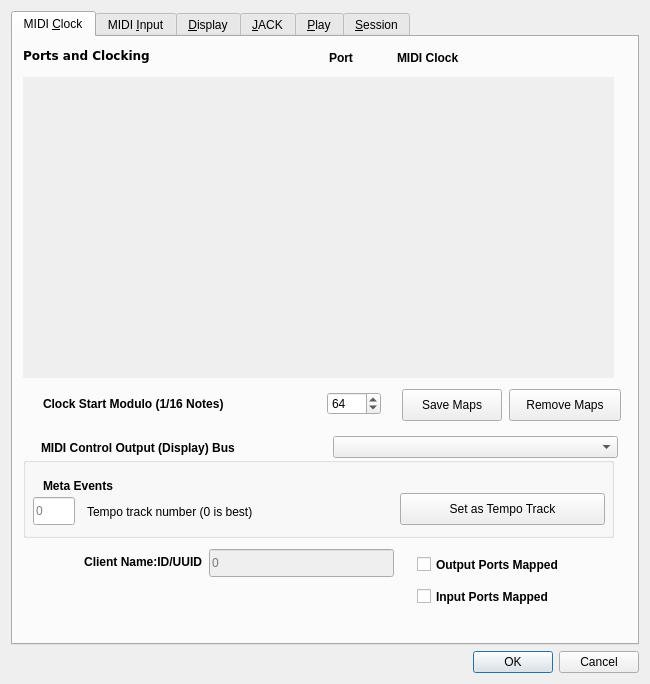
ahlstromcj/seq66, file seq_qt5/forms/qseditoptions.ui: the form before one commit.
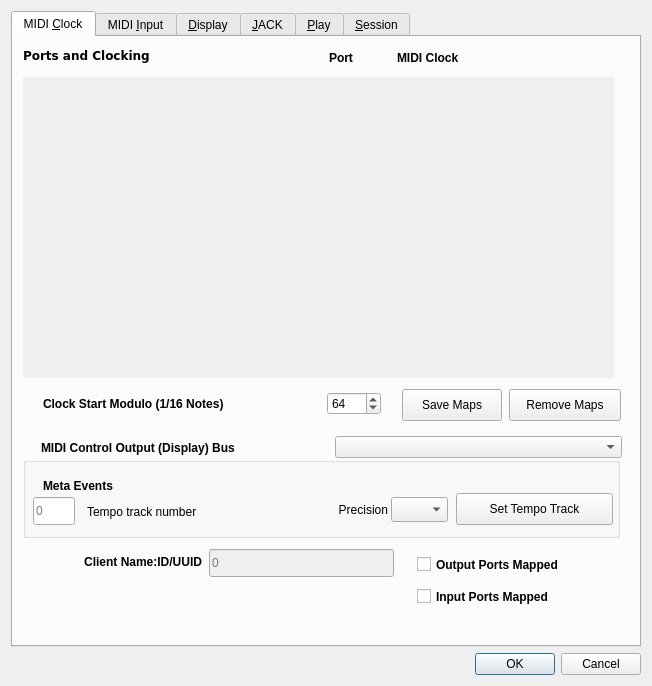
The form after the commit.

Commit message: Improving tempo handling, ALSA port-naming fixes in progress.

Patch:
```diff
--- a/seq_qt5/forms/qseditoptions.ui
+++ b/seq_qt5/forms/qseditoptions.ui
@@ -6,8 +6,8 @@
    <rect>
     <x>0</x>
     <y>0</y>
-    <width>650</width>
-    <height>684</height>
+    <width>652</width>
+    <height>686</height>
    </rect>
   </property>
   <property name="windowTitle">
@@ -37,7 +37,7 @@
         <rect>
          <x>10</x>
          <y>420</y>
-         <width>591</width>
+         <width>597</width>
          <height>81</height>
         </rect>
        </property>
@@ -83,7 +83,7 @@
          <rect>
           <x>64</x>
           <y>44</y>
-          <width>305</width>
+          <width>189</width>
           <height>21</height>
          </rect>
         </property>
@@ -91,15 +91,15 @@
          <string/>
         </property>
         <property name="text">
-         <string>Tempo track number (0 is best)</string>
+         <string>Tempo track number</string>
         </property>
        </widget>
        <widget class="QPushButton" name="pushButtonTempoTrack">
         <property name="geometry">
          <rect>
-          <x>377</x>
+          <x>433</x>
           <y>36</y>
-          <width>205</width>
+          <width>157</width>
           <height>32</height>
          </rect>
         </property>
@@ -107,7 +107,7 @@
          <string>Saves the tempo track number to the MIDI file.</string>
         </property>
         <property name="text">
-         <string>Set as Tempo Track</string>
+         <string>Set Tempo Track</string>
         </property>
        </widget>
        <widget class="QLabel" name="label_4">
@@ -129,6 +129,32 @@
          <string>Meta Events</string>
         </property>
        </widget>
+       <widget class="QComboBox" name="comboBoxBpmPrecision">
+        <property name="geometry">
+         <rect>
+          <x>368</x>
+          <y>40</y>
+          <width>57</width>
+          <height>25</height>
+         </rect>
+        </property>
+       </widget>
+       <widget class="QLabel" name="label_13">
+        <property name="geometry">
+         <rect>
+          <x>288</x>
+          <y>44</y>
+          <width>77</width>
+          <height>17</height>
+         </rect>
+        </property>
+        <property name="text">
+         <string>Precision</string>
+        </property>
+        <property name="alignment">
+         <set>Qt::AlignRight|Qt::AlignTrailing|Qt::AlignVCenter</set>
+        </property>
+       </widget>
       </widget>
       <widget class="QWidget" name="layoutWidgetClockStart">
        <property name="geometry">
@@ -358,7 +384,7 @@
         <rect>
          <x>28</x>
          <y>388</y>
-         <width>577</width>
+         <width>581</width>
          <height>45</height>
         </rect>
        </property>
```
The commit also changes 16 other files.
